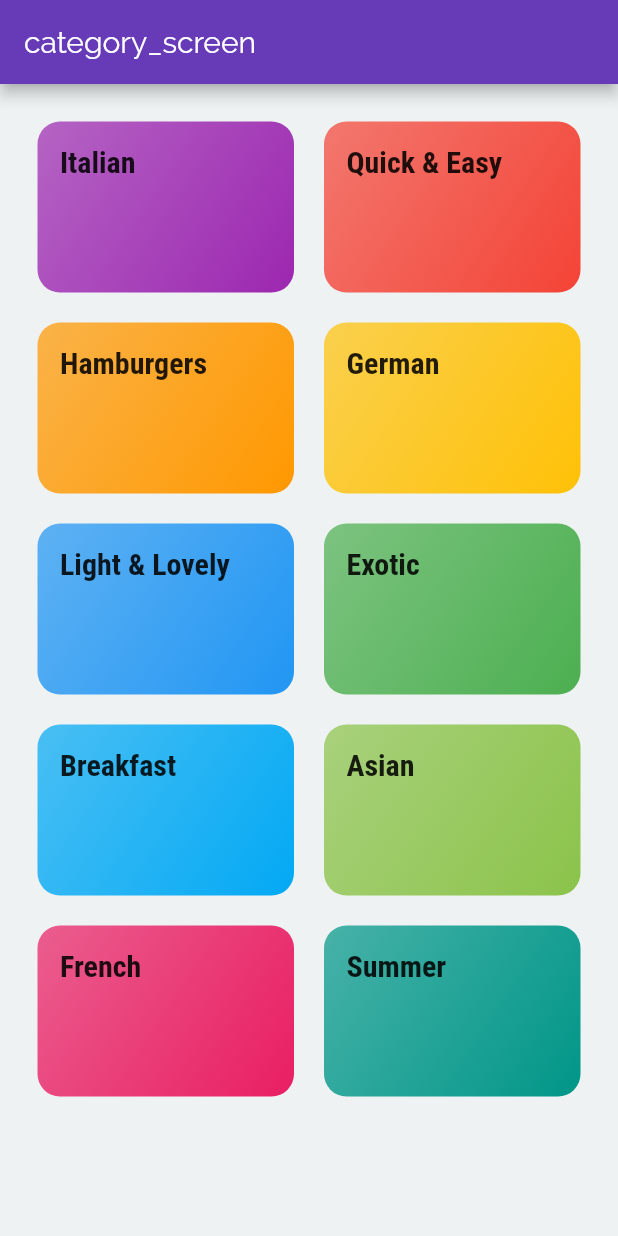
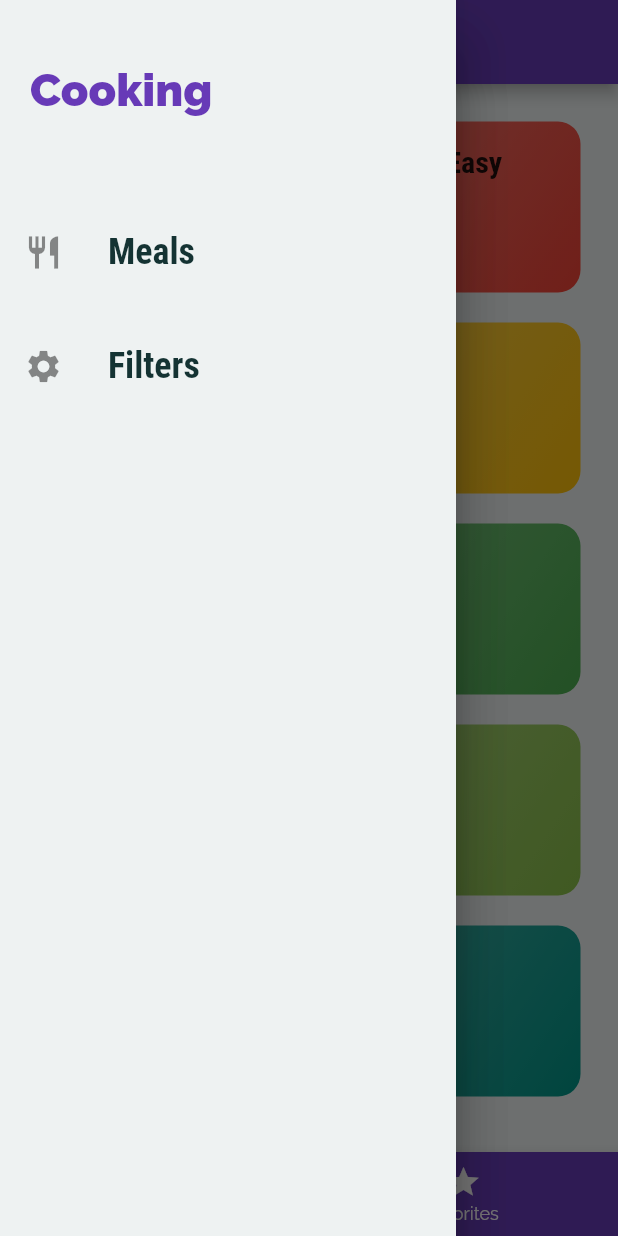
Before and after one commit to linaalbaroudi/meals_app, a Flutter app: the screen it shows after launch, with the side drawer open (before the commit the screen has no drawer), on a phone screen of 412 x 824 dp. Run offline on Flutter 3.47's test engine with Material 2 defaults, Android fonts, the phone set to English and light mode, and no system bars.

Commit message:
lina commit 4

```diff
--- a/lib/main.dart
+++ b/lib/main.dart
@@ -2,6 +2,7 @@ import 'package:flutter/material.dart';
 import 'package:meals_app/screens/categories_screen.dart';
 import 'package:meals_app/screens/category_meals_screen.dart';
 import 'package:meals_app/screens/meal_datail_screen.dart';
+import 'package:meals_app/screens/tabs_screen.dart';
 
 void main() {
   runApp(MyApp());
@@ -32,7 +33,7 @@ class MyApp extends StatelessWidget {
       ),
       //home: CategoriesScreen(),
       routes:{
-        '/' : (ctx) => CategoriesScreen(),
+        '/' : (ctx) => TabsScreen(),
         //'/category_meals_screen': (ctx) => CategoryMealsScreen(),
         CategoryMealsScreen.routeName : (ctx) => CategoryMealsScreen(),
         MealDetailsScreen.routeName : (ctx) => MealDetailsScreen(),
--- a/lib/screens/categories_screen.dart
+++ b/lib/screens/categories_screen.dart
@@ -7,11 +7,7 @@ class CategoriesScreen extends StatelessWidget {
 
   @override
   Widget build(BuildContext context) {
-    return Scaffold(
-      appBar: AppBar(
-        title: const Text("category_screen"),
-      ),
-      body: GridView(
+    return GridView(
         padding: EdgeInsets.all(25),
         children: DUMMY_CATEGORIES
             .map(
@@ -26,7 +22,6 @@ class CategoriesScreen extends StatelessWidget {
             childAspectRatio: 3 / 2,
             crossAxisSpacing: 20,
             mainAxisSpacing: 20),
-      ),
-    );
+      );
   }
 }
--- /dev/null
+++ b/lib/screens/favorites_screen.dart
@@ -0,0 +1,10 @@
+import 'package:flutter/material.dart';
+
+class FavoritesScreen extends StatelessWidget {
+  const FavoritesScreen({Key key}) : super(key: key);
+
+  @override
+  Widget build(BuildContext context) {
+    return Container();
+  }
+}
--- /dev/null
+++ b/lib/screens/tabs_screen.dart
@@ -0,0 +1,54 @@
+import 'package:flutter/material.dart';
+import 'package:meals_app/screens/categories_screen.dart';
+import 'package:meals_app/screens/favorites_screen.dart';
+
+import 'widgets/drawer.dart';
+
+class TabsScreen extends StatefulWidget {
+  const TabsScreen({Key key}) : super(key: key);
+
+  @override
+  _TabsScreenState createState() => _TabsScreenState();
+}
+
+class _TabsScreenState extends State<TabsScreen> {
+
+  List< Map< String, Object > > _pages = [
+    {"page": CategoriesScreen(), "title": "Categories"},
+    {"page": FavoritesScreen(), "title": "Favorites"},
+  ];
+
+  int _selectedPageIndex = 0;
+
+  void _selectPage(int index){
+    setState(() {
+      _selectedPageIndex = index;
+    });
+  }
+
+  @override
+  Widget build(BuildContext context) {
+    return Scaffold(
+      appBar: AppBar(
+        title: Text(_pages[_selectedPageIndex]["title"]),
+      ),
+      //Drower
+      drawer: Drawer(
+        child: MainDrawer(),
+      ),
+
+      body: _pages[_selectedPageIndex]["page"] ,
+      bottomNavigationBar: BottomNavigationBar(
+        backgroundColor: Theme.of(context).primaryColor,
+        unselectedItemColor: Colors.white,
+        selectedItemColor: Theme.of(context).accentColor,
+        currentIndex: _selectedPageIndex,
+        onTap: _selectPage,
+        items: [
+          BottomNavigationBarItem(icon: Icon(Icons.category), label: "Categories"),
+          BottomNavigationBarItem(icon: Icon(Icons.star), label: "favorites"),
+        ],
+      ),
+    );
+  }
+}
--- /dev/null
+++ b/lib/screens/widgets/drawer.dart
@@ -0,0 +1,64 @@
+import 'package:flutter/material.dart';
+
+class MainDrawer extends StatelessWidget {
+  const MainDrawer({Key key}) : super(key: key);
+
+  @override
+  Widget build(BuildContext context) {
+    return Drawer(
+      child: Column(
+        children: <Widget>[
+          Container(
+            height: 120,
+            width: double.infinity,
+            padding: EdgeInsets.all(20),
+            alignment: Alignment.centerLeft,
+            child: Text(
+              "Cooking",
+              style: TextStyle(
+                  fontWeight: FontWeight.w900,
+                  fontSize: 30,
+                  color: Theme.of(context).primaryColor),
+            ),
+          ),
+          SizedBox(
+            height: 20,
+          ),
+          ListTile(
+            leading: Icon(
+              Icons.restaurant,
+              size: 26,
+            ),
+            title: Text(
+              "Meals",
+              style: TextStyle(
+                fontFamily: 'RobotoCondensed',
+                fontSize: 24,
+                fontWeight: FontWeight.bold,
+              ),
+            ),
+            onTap: (){},
+          ),
+          SizedBox(
+            height: 20,
+          ),
+          ListTile(
+            leading: Icon(
+              Icons.settings,
+              size: 26,
+            ),
+            title: Text(
+              "Filters",
+              style: TextStyle(
+                fontFamily: 'RobotoCondensed',
+                fontSize: 24,
+                fontWeight: FontWeight.bold,
+              ),
+            ),
+            onTap: (){},
+          ),
+        ],
+      ),
+    );
+  }
+}
```
Also changed, not shown: pubspec.lock.
